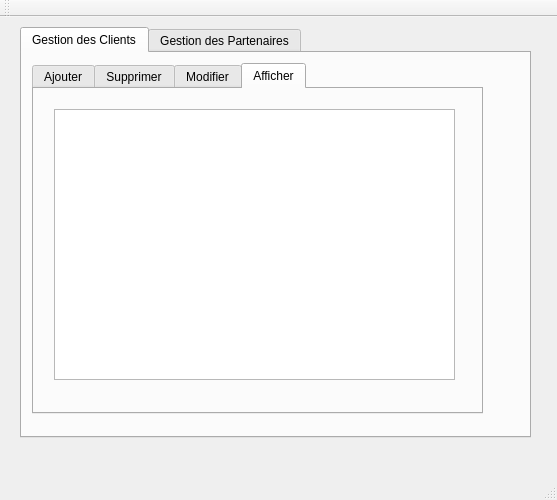
Qt form Gestion_Clients/mainwindow.ui (hsan256/Gestion_SuperMarket) before a commit.
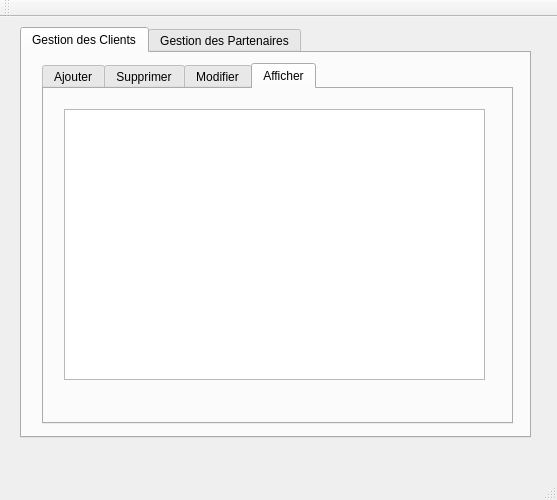
The same form after that commit. The open tabs and pages were chosen to show the change.

```diff
--- a/Gestion_Clients/mainwindow.ui
+++ b/Gestion_Clients/mainwindow.ui
@@ -33,10 +33,10 @@
      <widget class="QTabWidget" name="tabWidget_4">
       <property name="geometry">
        <rect>
-        <x>10</x>
+        <x>20</x>
         <y>10</y>
-        <width>451</width>
-        <height>351</height>
+        <width>471</width>
+        <height>361</height>
        </rect>
       </property>
       <property name="currentIndex">
@@ -321,7 +321,7 @@
          <rect>
           <x>20</x>
           <y>20</y>
-          <width>401</width>
+          <width>421</width>
           <height>271</height>
          </rect>
         </property>
```
Left out of the diff: 8 changed lines with no effect on the pictures.
